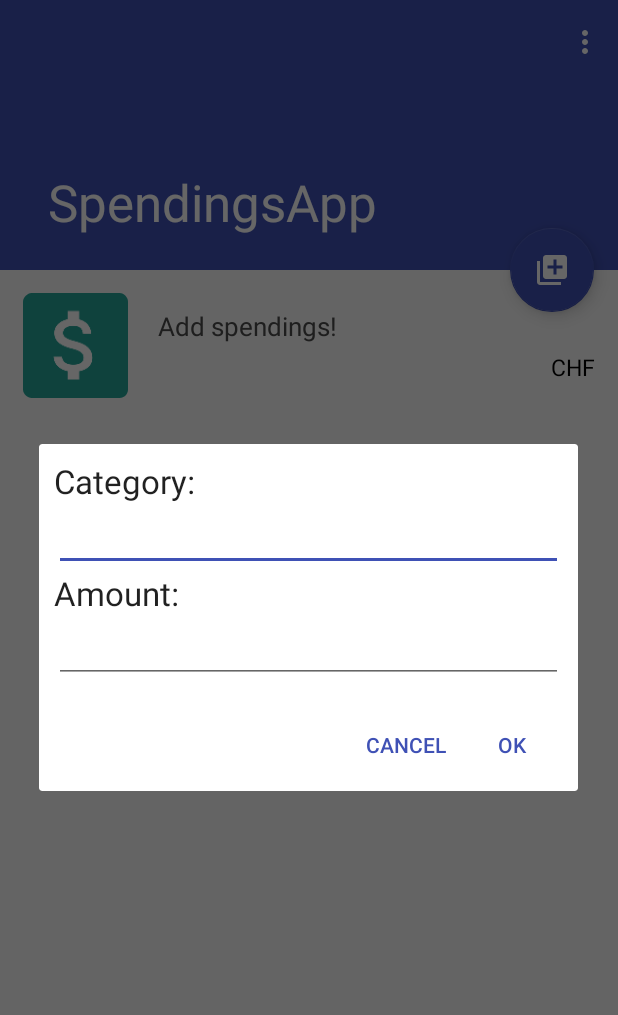
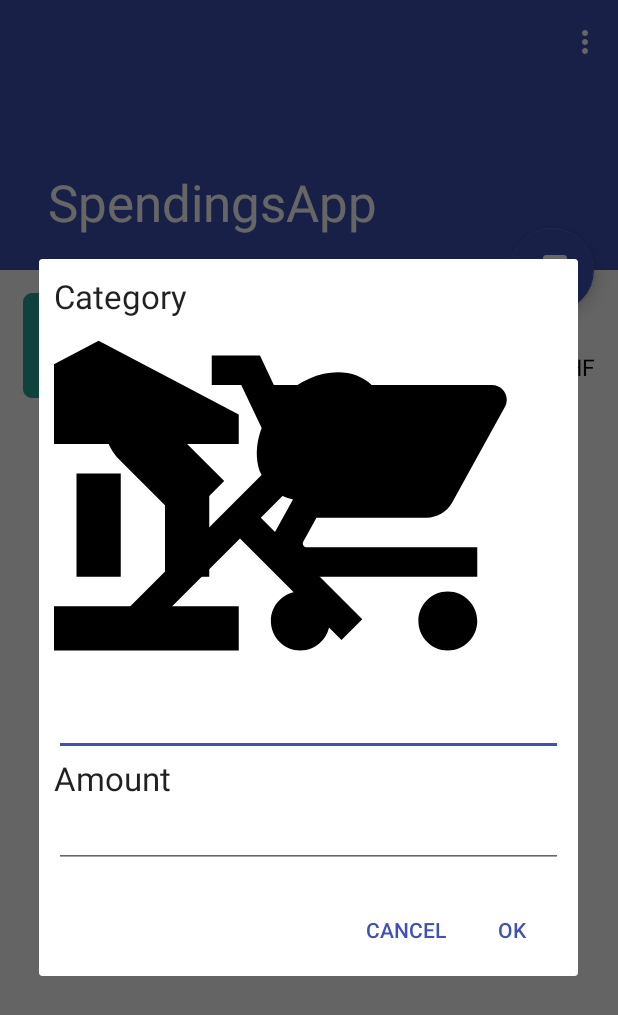
Before and after one commit to cyrilwelschen/SpendingsApp, an Android app: the screen it shows after launch (ScrollingActivity), after a tap on an icon or button, on a phone screen of 412 x 824 dp. Shown: the top 1015 px of the screen. Run offline under Robolectric (Android 15) with nearby library versions, the phone set to English and light mode, and no system bars.

Commit message:
first test icons in add-dialog

```diff
--- /dev/null
+++ b/app/src/main/java/com/example/cyrilwelschen/spendingsapp/ImageAdapter.java
@@ -0,0 +1,54 @@
+package com.example.cyrilwelschen.spendingsapp;
+
+import android.content.Context;
+import android.view.View;
+import android.view.ViewGroup;
+import android.widget.BaseAdapter;
+import android.widget.GridView;
+import android.widget.ImageView;
+
+/**
+ * Created by cyril on 16.01.19.
+ *
+ */
+
+public class ImageAdapter extends BaseAdapter {
+    private Context mContext;
+
+    ImageAdapter(Context c) {
+        mContext = c;
+    }
+
+    public int getCount() {
+        return mThumbIds.length;
+    }
+
+    public Object getItem(int position) {
+        return mThumbIds[position];
+    }
+
+    public long getItemId(int position) {
+        return 0;
+    }
+
+    // create a new ImageView for each item referenced by the Adapter
+    public View getView(int position, View convertView, ViewGroup parent) {
+        ImageView imageView;
+        if (convertView == null) {
+            // if it's not recycled, initialize some attributes
+            imageView = new ImageView(mContext);
+            imageView.setLayoutParams(new GridView.LayoutParams(370, 370));
+            imageView.setScaleType(ImageView.ScaleType.CENTER_CROP);
+            imageView.setPadding(8, 8, 8, 8);
+        } else {
+            imageView = (ImageView) convertView;
+        }
+        imageView.setImageResource(mThumbIds[position]);
+        return imageView;
+    }
+
+    // references to our images
+    private Integer[] mThumbIds = {
+            R.drawable.bank, R.drawable.food, R.drawable.shooping
+    };
+}
--- a/app/src/main/java/com/example/cyrilwelschen/spendingsapp/ScrollingActivity.java
+++ b/app/src/main/java/com/example/cyrilwelschen/spendingsapp/ScrollingActivity.java
@@ -17,6 +17,7 @@ import android.view.View;
 import android.view.Menu;
 import android.view.MenuItem;
 import android.widget.EditText;
+import android.widget.GridView;
 import android.widget.Toast;
 
 import java.text.ParseException;
@@ -57,6 +58,9 @@ public class ScrollingActivity extends AppCompatActivity {
 
         AlertDialog.Builder alertDialogBuilder = new AlertDialog.Builder(this);
         alertDialogBuilder.setView(dialogView);
+
+        GridView gridView = dialogView.findViewById(R.id.grid_view);
+        gridView.setAdapter(new ImageAdapter(this));
 
         final EditText userInputCategory = dialogView.findViewById(R.id.category_user_input);
         final EditText userInputAmount = dialogView.findViewById(R.id.amount_user_input);
--- /dev/null
+++ b/app/src/main/res/drawable/bank.xml
@@ -0,0 +1,4 @@
+<vector android:height="36dp" android:viewportHeight="24.0"
+    android:viewportWidth="24.0" android:width="36dp" xmlns:android="http://schemas.android.com/apk/res/android">
+    <path android:fillColor="#FF000000" android:pathData="M4,10v7h3v-7L4,10zM10,10v7h3v-7h-3zM2,22h19v-3L2,19v3zM16,10v7h3v-7h-3zM11.5,1L2,6v2h19L21,6l-9.5,-5z"/>
+</vector>
--- /dev/null
+++ b/app/src/main/res/drawable/food.xml
@@ -0,0 +1,4 @@
+<vector android:height="36dp" android:viewportHeight="24.0"
+    android:viewportWidth="24.0" android:width="36dp" xmlns:android="http://schemas.android.com/apk/res/android">
+    <path android:fillColor="#FF000000" android:pathData="M8.1,13.34l2.83,-2.83L3.91,3.5c-1.56,1.56 -1.56,4.09 0,5.66l4.19,4.18zM14.88,11.53c1.53,0.71 3.68,0.21 5.27,-1.38 1.91,-1.91 2.28,-4.65 0.81,-6.12 -1.46,-1.46 -4.2,-1.1 -6.12,0.81 -1.59,1.59 -2.09,3.74 -1.38,5.27L3.7,19.87l1.41,1.41L12,14.41l6.88,6.88 1.41,-1.41L13.41,13l1.47,-1.47z"/>
+</vector>
--- a/app/src/main/res/drawable/ic_add_black_48dp.xml
+++ /dev/null
@@ -1,4 +0,0 @@
-<vector android:height="48dp" android:viewportHeight="24.0"
-    android:viewportWidth="24.0" android:width="48dp" xmlns:android="http://schemas.android.com/apk/res/android">
-    <path android:fillColor="#FF000000" android:pathData="M19,13h-6v6h-2v-6H5v-2h6V5h2v6h6v2z"/>
-</vector>
--- a/app/src/main/res/drawable/ic_library_add_48dp.xml
+++ /dev/null
@@ -1,4 +0,0 @@
-<vector android:height="48dp" android:viewportHeight="24.0"
-    android:viewportWidth="24.0" android:width="48dp" xmlns:android="http://schemas.android.com/apk/res/android">
-    <path android:fillColor="#FF000000" android:pathData="M4,6L2,6v14c0,1.1 0.9,2 2,2h14v-2L4,20L4,6zM20,2L8,2c-1.1,0 -2,0.9 -2,2v12c0,1.1 0.9,2 2,2h12c1.1,0 2,-0.9 2,-2L22,4c0,-1.1 -0.9,-2 -2,-2zM19,11h-4v4h-2v-4L9,11L9,9h4L13,5h2v4h4v2z"/>
-</vector>
--- /dev/null
+++ b/app/src/main/res/drawable/shooping.xml
@@ -0,0 +1,4 @@
+<vector android:height="36dp" android:viewportHeight="24.0"
+    android:viewportWidth="24.0" android:width="36dp" xmlns:android="http://schemas.android.com/apk/res/android">
+    <path android:fillColor="#FF000000" android:pathData="M7,18c-1.1,0 -1.99,0.9 -1.99,2S5.9,22 7,22s2,-0.9 2,-2 -0.9,-2 -2,-2zM1,2v2h2l3.6,7.59 -1.35,2.45c-0.16,0.28 -0.25,0.61 -0.25,0.96 0,1.1 0.9,2 2,2h12v-2L7.42,15c-0.14,0 -0.25,-0.11 -0.25,-0.25l0.03,-0.12 0.9,-1.63h7.45c0.75,0 1.41,-0.41 1.75,-1.03l3.58,-6.49c0.08,-0.14 0.12,-0.31 0.12,-0.48 0,-0.55 -0.45,-1 -1,-1L5.21,4l-0.94,-2L1,2zM17,18c-1.1,0 -1.99,0.9 -1.99,2s0.89,2 1.99,2 2,-0.9 2,-2 -0.9,-2 -2,-2z"/>
+</vector>
--- a/app/src/main/res/layout/input_dialog.xml
+++ b/app/src/main/res/layout/input_dialog.xml
@@ -13,12 +13,69 @@
         android:text="@string/user_input_category_label"
         android:textAppearance="?android:attr/textAppearanceLarge" />
 
+    <GridView
+        android:id="@+id/grid_view"
+        android:layout_width="match_parent"
+        android:layout_height="wrap_content"
+        android:numColumns="auto_fit"
+        android:columnWidth="60dp"
+        android:horizontalSpacing="20dp"
+        android:verticalSpacing="20dp"
+        android:gravity="center">
+    </GridView>
+
     <EditText
         android:id="@+id/category_user_input"
         android:layout_width="match_parent"
         android:layout_height="wrap_content" >
         <requestFocus />
     </EditText>
+
+    <!--
+    <GridLayout
+        android:columnCount="3"
+        android:rowCount="2"
+        android:padding="14dp"
+        android:layout_width="match_parent"
+        android:layout_height="wrap_content">
+    <android.support.v7.widget.AppCompatImageView
+        android:id="@+id/std_cat1"
+        android:layout_margin="15dp"
+        android:src="@mipmap/standard_category"
+        android:layout_width="70dp"
+        android:layout_height="70dp" />
+    <android.support.v7.widget.AppCompatImageView
+        android:id="@+id/std_cat2"
+        android:layout_margin="15dp"
+        android:src="@mipmap/standard_category"
+        android:layout_width="70dp"
+        android:layout_height="70dp" />
+    <android.support.v7.widget.AppCompatImageView
+        android:id="@+id/std_cat3"
+        android:layout_margin="15dp"
+        android:src="@mipmap/standard_category"
+        android:layout_width="70dp"
+        android:layout_height="70dp" />
+    <android.support.v7.widget.AppCompatImageView
+        android:id="@+id/std_cat4"
+        android:layout_margin="15dp"
+        android:src="@mipmap/standard_category"
+        android:layout_width="70dp"
+        android:layout_height="70dp" />
+    <android.support.v7.widget.AppCompatImageView
+        android:id="@+id/std_cat5"
+        android:layout_margin="15dp"
+        android:src="@mipmap/standard_category"
+        android:layout_width="70dp"
+        android:layout_height="70dp" />
+    <android.support.v7.widget.AppCompatImageView
+        android:id="@+id/std_cat6"
+        android:layout_margin="15dp"
+        android:src="@mipmap/standard_category"
+        android:layout_width="70dp"
+        android:layout_height="70dp" />
+    </GridLayout>
+    -->
 
     <TextView
         android:id="@+id/amount_input_label"
--- a/app/src/main/res/values/strings.xml
+++ b/app/src/main/res/values/strings.xml
@@ -93,6 +93,6 @@
     <string name="dummy_category_text">Test text</string>
     <string name="dummy_spending_date">11. Jan 19</string>
     <string name="dummy_spending_amount">100.10</string>
-    <string name="user_input_category_label">Category:</string>
-    <string name="user_input_amount_label">Amount:</string>
+    <string name="user_input_category_label">Category</string>
+    <string name="user_input_amount_label">Amount</string>
 </resources>
```
